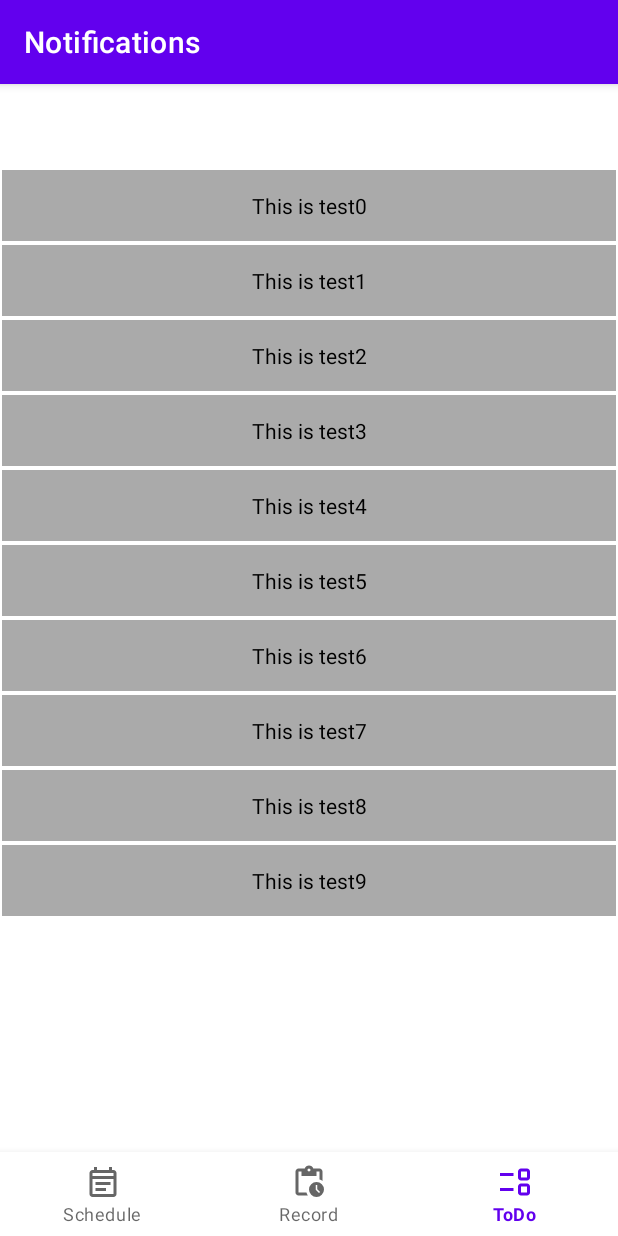
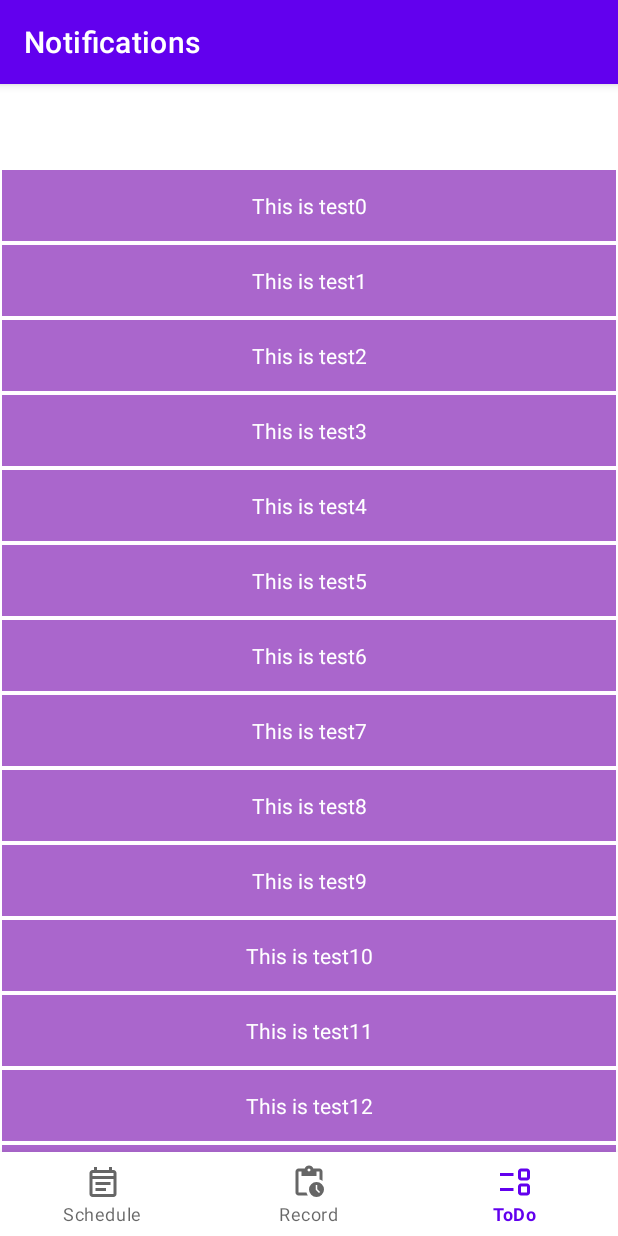
Before and after one commit to iting0321/NCKU-Java-Project, an Android app: the NotificationsFragment screen opened through its navigation route, on a phone screen of 412 x 824 dp. Run offline under Robolectric (Android 15) with nearby library versions, the phone set to English and light mode, and no system bars; our stand-ins replace navigation-ui.

Commit message:
fix : todo layout

```diff
--- a/app/src/main/java/com/example/project_ui/ui/notifications/Notifications/RecycleAdapterDome.java
+++ b/app/src/main/java/com/example/project_ui/ui/notifications/Notifications/RecycleAdapterDome.java
@@ -25,6 +25,7 @@ public class RecycleAdapterDome extends RecyclerView.Adapter<RecycleAdapterDome.
     public MyViewHolder onCreateViewHolder(ViewGroup parent,int viewType){
         inflater= LayoutInflater.from(context).inflate(R.layout.item_dome,parent,false);
         MyViewHolder myViewHolder = new MyViewHolder(inflater);
+
         return myViewHolder;
     }
 
--- a/app/src/main/java/com/example/project_ui/ui/notifications/NotificationsFragment.java
+++ b/app/src/main/java/com/example/project_ui/ui/notifications/NotificationsFragment.java
@@ -36,7 +36,7 @@ public class NotificationsFragment extends Fragment {
         View view=inflater.inflate(R.layout.fragment_notifications,container,false);
         recyclerView=(RecyclerView) view.findViewById(R.id.recycler_view);
         list=new ArrayList<>();
-        for(int i=0;i<10;++i){
+        for(int i=0;i<100;++i){
             list.add("This is test"+i);
         }
         adapterDome=new RecycleAdapterDome(context,list);
@@ -49,12 +49,6 @@ public class NotificationsFragment extends Fragment {
         NotificationsViewModel notificationsViewModel =
                 new ViewModelProvider(this).get(NotificationsViewModel.class);
 
-        //binding = FragmentNotificationsBinding.inflate(inflater, container, false);
-        //View root = binding.getRoot();
-        //recyclerView=root.findViewById(R.id.recycler_view);
-        //run();
-        /*final TextView textView = binding.test_line;
-        notificationsViewModel.getText().observe(getViewLifecycleOwner(), textView::setText);*/
         return view;
 
 
--- a/app/src/main/res/layout/fragment_notifications.xml
+++ b/app/src/main/res/layout/fragment_notifications.xml
@@ -5,6 +5,7 @@
     android:layout_width="match_parent"
     android:layout_height="match_parent"
     android:orientation="horizontal"
+    android:background="?android:attr/selectableItemBackground"
     tools:context=".ui.notifications.NotificationsFragment">
 
 <!--    <TextView-->
--- a/app/src/main/res/layout/item_dome.xml
+++ b/app/src/main/res/layout/item_dome.xml
@@ -13,8 +13,8 @@
         android:layout_marginLeft="1dp"
         android:layout_marginTop="1dp"
         android:layout_marginBottom="1dp"
-        android:textColor="@android:color/black"
-        android:background="@android:color/darker_gray"/>
+        android:textColor="@android:color/white"
+        android:background="@android:color/holo_purple"/>
 
 
 
```
